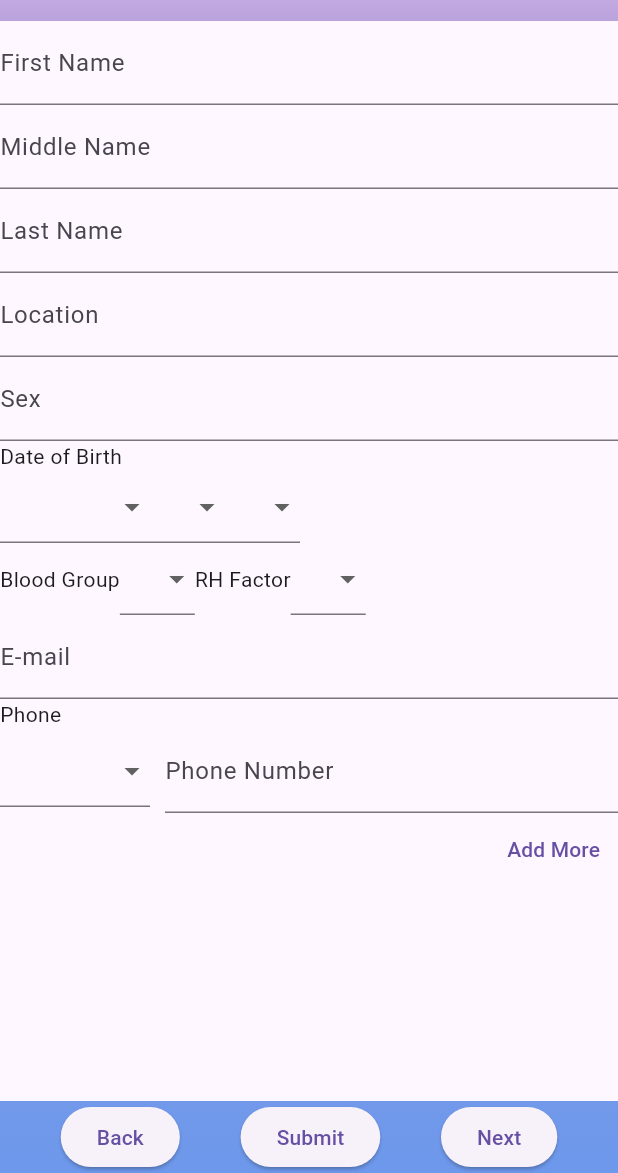
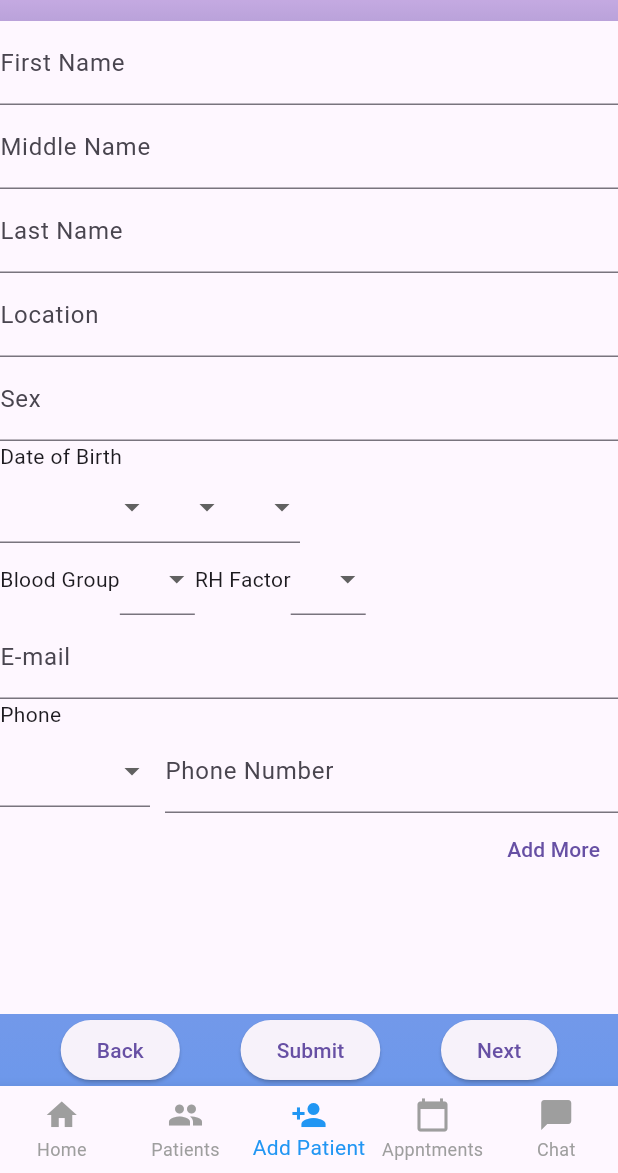
Before and after one commit to jorkd21/MediPal, a Flutter app: the PatientForm screen opened by its route, on a phone screen of 412 x 824 dp, the part 63-1236 px from its top. Run offline on Flutter 3.47's test engine with Material 3 defaults, Android fonts, the phone set to English and light mode, and no system bars; our stand-ins replace cloud_firestore, dropdown_search, firebase_analytics, firebase_auth, firebase_core, firebase_database and 3 more; missing offline and left inert: firebase_ui_auth; accounts and stored records are empty; generated files the repository leaves out were written again.

Commit message:
More navigation
Added navigation to the add patient form.

```diff
--- a/lib/pages/patient_list.dart
+++ b/lib/pages/patient_list.dart
@@ -33,7 +33,7 @@ class _PatientListState extends State<PatientList> {
   final List<Widget> _pages = [
     Dashboard(),
     PatientList(),
-    PatientPage(),
+    PatientForm(patient: Patient()),
     AppointmentPage(),
     ChatList(),
   ];
--- a/lib/patient_form.dart
+++ b/lib/patient_form.dart
@@ -1,12 +1,16 @@
 import 'package:firebase_database/firebase_database.dart';
 import 'package:firebase_storage/firebase_storage.dart';
 import 'package:flutter/material.dart';
+import 'package:medipal/chat/chat_list.dart';
 import 'package:medipal/forms/family.dart';
 import 'package:medipal/forms/files.dart';
 import 'package:medipal/forms/files_list.dart';
 import 'package:medipal/forms/general_info.dart';
 import 'package:medipal/forms/health_conditions.dart';
 import 'package:medipal/forms/medications.dart';
+import 'package:medipal/pages/appointment_page.dart';
+import 'package:medipal/pages/dashboard.dart';
+import 'package:medipal/pages/patient_list.dart';
 import 'package:medipal/patient_data.dart';
 import 'package:medipal/objects/patient.dart';
 
@@ -33,6 +37,23 @@ class _PatientFormState extends State<PatientForm> {
   //
   double uploadProgress = 0;
   String? uploadStatus;
+
+  int _selectedIndex = 2;
+  final List<Widget> _pagesNav = [
+    Dashboard(),
+    PatientList(),
+    PatientForm(patient: Patient()),
+    AppointmentPage(),
+    ChatList(),
+  ];
+
+  void _onItemTapped(int index) {
+    setState(() {
+      _selectedIndex = index;
+    });
+    Navigator.of(context).pushReplacement(MaterialPageRoute(builder: (context) => _pagesNav[index]),);
+  }
+
 
   // initialize state
   @override
@@ -276,6 +297,35 @@ class _PatientFormState extends State<PatientForm> {
           ],
         ),
       ),
+      bottomNavigationBar: BottomNavigationBar(
+        type: BottomNavigationBarType.fixed,
+          items: const <BottomNavigationBarItem>[
+            BottomNavigationBarItem(
+              icon: Icon(Icons.home),
+              label: 'Home',
+            ),
+            BottomNavigationBarItem(
+              icon: Icon(Icons.people),
+              label: 'Patients',
+            ),
+            BottomNavigationBarItem(
+              icon: Icon(Icons.person_add),
+              label: 'Add Patient',
+            ),
+            BottomNavigationBarItem(
+              icon: Icon(Icons.calendar_today),
+              label: 'Appntments'),
+            BottomNavigationBarItem(
+              icon: Icon(Icons.chat_bubble),
+              label: 'Chat',
+            ),
+          ],
+          currentIndex: _selectedIndex,
+          selectedItemColor: Colors.blue,
+          unselectedItemColor: Colors.grey,
+          showUnselectedLabels: true,
+          onTap: _onItemTapped,
+        ),
     );
   }
 }
```
